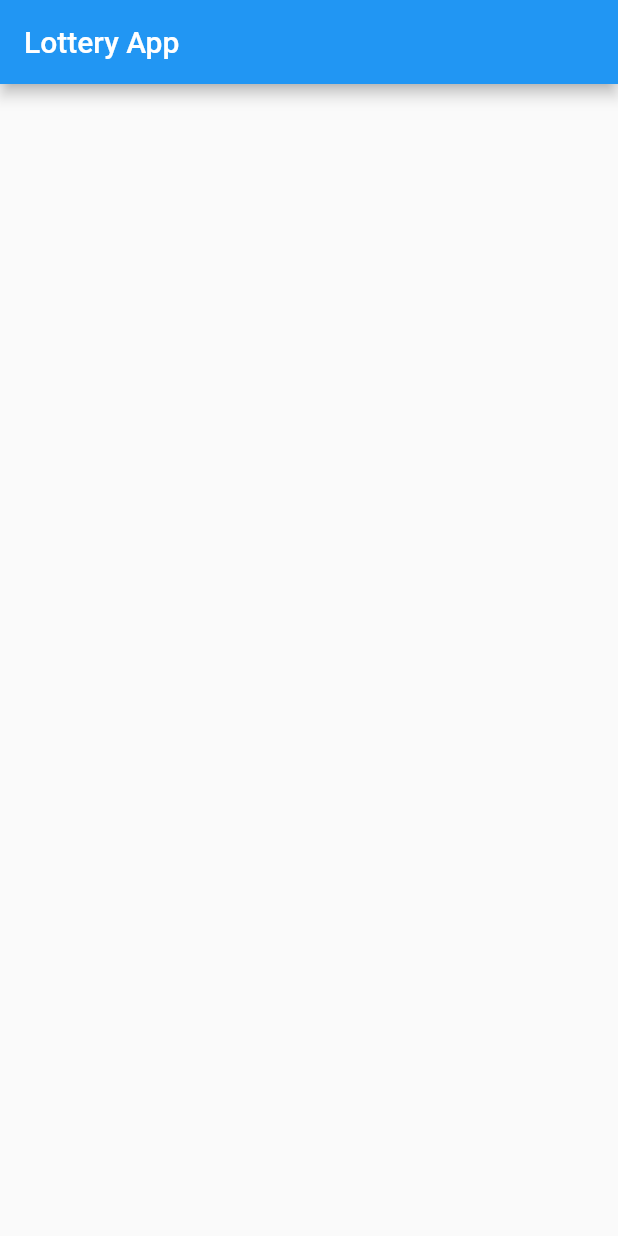
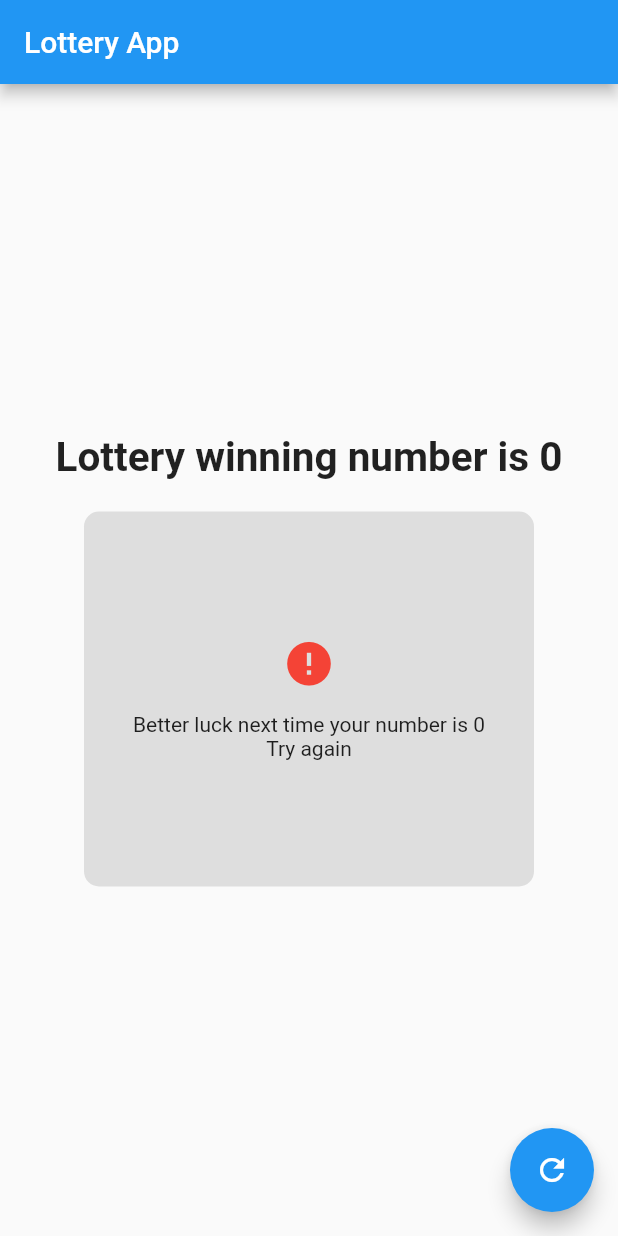
Before and after one commit to Nitinjiwnani/lottery_app, a Flutter app: the screen it shows after launch, on a phone screen of 412 x 824 dp. Run offline on Flutter 3.47's test engine with Material 2 defaults, Android fonts, the phone set to English and light mode, and no system bars.

Commit message:
Lottery App

```diff
--- a/lib/main.dart
+++ b/lib/main.dart
@@ -1,4 +1,5 @@
 import 'package:flutter/material.dart';
+import 'dart:math';
 
 void main() {
   runApp(MyApp());
@@ -12,12 +13,81 @@ class MyApp extends StatefulWidget {
 }
 
 class _MyAppState extends State<MyApp> {
+  Random random = Random();
+  int x = 0;
+
   @override
   Widget build(BuildContext context) {
     return MaterialApp(
       home: Scaffold(
         appBar: AppBar(title: Text('Lottery App')),
-        body: Column(children: []),
+        body: Column(
+            mainAxisAlignment: MainAxisAlignment.center,
+            crossAxisAlignment: CrossAxisAlignment.center,
+            children: [
+              Center(
+                  child: Text(
+                'Lottery winning number is $x',
+                textAlign: TextAlign.center,
+                style: TextStyle(fontSize: 27, fontWeight: FontWeight.w600),
+              )),
+              SizedBox(
+                height: 20,
+              ),
+              Container(
+                height: 250,
+                width: 300,
+                decoration: BoxDecoration(
+                    color: Colors.grey.withOpacity(0.3),
+                    borderRadius: BorderRadius.circular(10)),
+                child: Padding(
+                  padding: const EdgeInsets.all(15.0),
+                  child: x == 4
+                      ? Column(
+                          mainAxisAlignment: MainAxisAlignment.center,
+                          crossAxisAlignment: CrossAxisAlignment.center,
+                          children: [
+                              Icon(
+                                Icons.done_all,
+                                color: Colors.green,
+                                size: 35,
+                              ),
+                              SizedBox(
+                                height: 15,
+                              ),
+                              Text(
+                                'Congratulations!! You\'ve won the lottery. Your number is $x.\n',
+                                textAlign: TextAlign.center,
+                              )
+                            ])
+                      : Column(
+                          mainAxisAlignment: MainAxisAlignment.center,
+                          crossAxisAlignment: CrossAxisAlignment.center,
+                          children: [
+                              Icon(
+                                Icons.error,
+                                color: Colors.red,
+                                size: 35,
+                              ),
+                              SizedBox(
+                                height: 15,
+                              ),
+                              Text(
+                                'Better luck next time your number is $x\nTry again',
+                                textAlign: TextAlign.center,
+                              )
+                            ]),
+                ),
+              )
+            ]),
+        floatingActionButton: FloatingActionButton(
+          onPressed: () {
+            x = random.nextInt(6);
+            print(x);
+            setState(() {});
+          },
+          child: Icon(Icons.refresh),
+        ),
       ),
     );
   }
```
